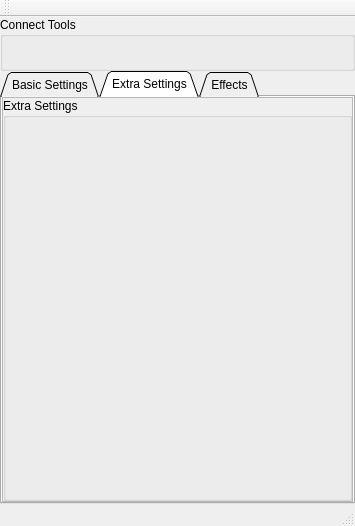
The window that Apps/LedRemoteControl/mainviewwindow.ui (successbyfailure/libreLeds) describes before a commit, drawn with Qt 5.
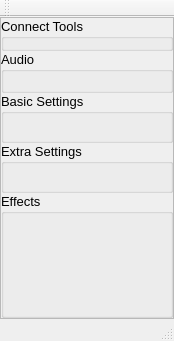
The same window after the commit. The open tabs and pages were chosen to show the change. Custom widgets are drawn as their Qt base class.

```diff
--- a/Apps/LedRemoteControl/mainviewwindow.ui
+++ b/Apps/LedRemoteControl/mainviewwindow.ui
@@ -6,18 +6,20 @@
    <rect>
     <x>0</x>
     <y>0</y>
-    <width>355</width>
-    <height>526</height>
+    <width>174</width>
+    <height>341</height>
    </rect>
   </property>
+  <property name="font">
+   <font>
+    <pointsize>10</pointsize>
+   </font>
+  </property>
   <property name="windowTitle">
    <string>mainViewWindow</string>
   </property>
   <widget class="QWidget" name="centralWidget">
-   <layout class="QVBoxLayout" name="verticalLayout" stretch="1,8">
-    <property name="spacing">
-     <number>0</number>
-    </property>
+   <layout class="QVBoxLayout" name="verticalLayout">
     <property name="leftMargin">
      <number>0</number>
     </property>
@@ -31,36 +33,38 @@
      <number>0</number>
     </property>
     <item>
-     <widget class="connectWidget" name="connectW">
-      <property name="title">
-       <string>Connect Tools</string>
+     <widget class="QScrollArea" name="scrollArea">
+      <property name="frameShadow">
+       <enum>QFrame::Raised</enum>
       </property>
-      <zorder>tabWidget</zorder>
-      <zorder>tabWidget</zorder>
-     </widget>
-    </item>
-    <item>
-     <widget class="QTabWidget" name="tabWidget">
-      <property name="tabShape">
-       <enum>QTabWidget::Triangular</enum>
-      </property>
-      <property name="currentIndex">
+      <property name="lineWidth">
        <number>2</number>
       </property>
-      <property name="iconSize">
-       <size>
-        <width>32</width>
-        <height>32</height>
-       </size>
+      <property name="verticalScrollBarPolicy">
+       <enum>Qt::ScrollBarAsNeeded</enum>
       </property>
-      <property name="elideMode">
-       <enum>Qt::ElideNone</enum>
+      <property name="horizontalScrollBarPolicy">
+       <enum>Qt::ScrollBarAsNeeded</enum>
       </property>
-      <widget class="QWidget" name="tabBasicSettings">
-       <attribute name="title">
-        <string>Basic Settings</string>
-       </attribute>
-       <layout class="QVBoxLayout" name="verticalLayout_2">
+      <property name="sizeAdjustPolicy">
+       <enum>QAbstractScrollArea::AdjustToContents</enum>
+      </property>
+      <property name="widgetResizable">
+       <bool>true</bool>
+      </property>
+      <property name="alignment">
+       <set>Qt::AlignLeading|Qt::AlignLeft|Qt::AlignTop</set>
+      </property>
+      <widget class="QWidget" name="scrollAreaWidgetContents_4">
+       <property name="geometry">
+        <rect>
+         <x>0</x>
+         <y>0</y>
+         <width>172</width>
+         <height>300</height>
+        </rect>
+       </property>
+       <layout class="QVBoxLayout" name="verticalLayout_2" stretch="1,5,6,6,15">
         <property name="spacing">
          <number>0</number>
         </property>
@@ -77,128 +81,12 @@
          <number>0</number>
         </property>
         <item>
-         <widget class="QScrollArea" name="scrollBasicSettings">
-          <property name="widgetResizable">
-           <bool>true</bool>
+         <widget class="connectWidget" name="connectW">
+          <property name="title">
+           <string>Connect Tools</string>
           </property>
-          <widget class="QWidget" name="scrollAreaWidgetContents">
-           <property name="geometry">
-            <rect>
-             <x>0</x>
-             <y>0</y>
-             <width>349</width>
-             <height>401</height>
-            </rect>
-           </property>
-           <layout class="QVBoxLayout" name="verticalLayout_3">
-            <property name="spacing">
-             <number>0</number>
-            </property>
-            <property name="leftMargin">
-             <number>0</number>
-            </property>
-            <property name="topMargin">
-             <number>0</number>
-            </property>
-            <property name="rightMargin">
-             <number>0</number>
-            </property>
-            <property name="bottomMargin">
-             <number>0</number>
-            </property>
-            <item>
-             <widget class="editBasicSettingsGroupBox" name="gbBasicSettings">
-              <property name="title">
-               <string>Basic Settings</string>
-              </property>
-             </widget>
-            </item>
-           </layout>
-          </widget>
          </widget>
         </item>
-       </layout>
-      </widget>
-      <widget class="QWidget" name="tabExtraSettings">
-       <attribute name="title">
-        <string>Extra Settings</string>
-       </attribute>
-       <layout class="QVBoxLayout" name="verticalLayout_5">
-        <property name="spacing">
-         <number>0</number>
-        </property>
-        <property name="leftMargin">
-         <number>0</number>
-        </property>
-        <property name="topMargin">
-         <number>0</number>
-        </property>
-        <property name="rightMargin">
-         <number>0</number>
-        </property>
-        <property name="bottomMargin">
-         <number>0</number>
-        </property>
-        <item>
-         <widget class="QScrollArea" name="scrollExtraSettings">
-          <property name="widgetResizable">
-           <bool>true</bool>
-          </property>
-          <widget class="QWidget" name="scrollAreaWidgetContents_2">
-           <property name="geometry">
-            <rect>
-             <x>0</x>
-             <y>0</y>
-             <width>349</width>
-             <height>401</height>
-            </rect>
-           </property>
-           <layout class="QVBoxLayout" name="verticalLayout_4">
-            <property name="spacing">
-             <number>0</number>
-            </property>
-            <property name="leftMargin">
-             <number>0</number>
-            </property>
-            <property name="topMargin">
-             <number>0</number>
-            </property>
-            <property name="rightMargin">
-             <number>0</number>
-            </property>
-            <property name="bottomMargin">
-             <number>0</number>
-            </property>
-            <item>
-             <widget class="editExtraSettingsGroupBox" name="gbExtraSettings">
-              <property name="title">
-               <string>Extra Settings</string>
-              </property>
-             </widget>
-            </item>
-           </layout>
-          </widget>
-         </widget>
-        </item>
-       </layout>
-      </widget>
-      <widget class="QWidget" name="tabEffects">
-       <attribute name="title">
-        <string>Effects</string>
-       </attribute>
-       <layout class="QVBoxLayout" name="verticalLayout_7" stretch="1,20">
-        <property name="leftMargin">
-         <number>0</number>
-        </property>
-        <property name="topMargin">
-         <number>0</number>
-        </property>
-        <property name="rightMargin">
-         <number>0</number>
-        </property>
-        <property name="bottomMargin">
-         <number>0</number>
-        </property>
         <item>
          <widget class="spectrumWidget" name="gbVuLevels">
           <property name="title">
@@ -207,44 +95,24 @@
          </widget>
         </item>
         <item>
-         <widget class="QScrollArea" name="scrollEffects">
-          <property name="widgetResizable">
-           <bool>true</bool>
+         <widget class="editBasicSettingsGroupBox" name="gbBasicSettings">
+          <property name="title">
+           <string>Basic Settings</string>
           </property>
-          <widget class="QWidget" name="scrollAreaWidgetContents_3">
-           <property name="geometry">
-            <rect>
-             <x>0</x>
-             <y>0</y>
-             <width>349</width>
-             <height>367</height>
-            </rect>
-           </property>
-           <layout class="QVBoxLayout" name="verticalLayout_6">
-            <property name="spacing">
-             <number>0</number>
-            </property>
-            <property name="leftMargin">
-             <number>0</number>
-            </property>
-            <property name="topMargin">
-             <number>0</number>
-            </property>
-            <property name="rightMargin">
-             <number>0</number>
-            </property>
-            <property name="bottomMargin">
-             <number>0</number>
-            </property>
-            <item>
-             <widget class="animationSelectGroupbox" name="gbEffects">
-              <property name="title">
-               <string>Effects</string>
-              </property>
-             </widget>
-            </item>
-           </layout>
-          </widget>
+         </widget>
+        </item>
+        <item>
+         <widget class="editExtraSettingsGroupBox" name="gbExtraSettings">
+          <property name="title">
+           <string>Extra Settings</string>
+          </property>
+         </widget>
+        </item>
+        <item>
+         <widget class="animationSelectGroupbox" name="gbEffects">
+          <property name="title">
+           <string>Effects</string>
+          </property>
          </widget>
         </item>
        </layout>
@@ -254,6 +122,11 @@
    </layout>
   </widget>
   <widget class="QToolBar" name="mainToolBar">
+   <property name="font">
+    <font>
+     <pointsize>7</pointsize>
+    </font>
+   </property>
    <attribute name="toolBarArea">
     <enum>TopToolBarArea</enum>
    </attribute>
```
